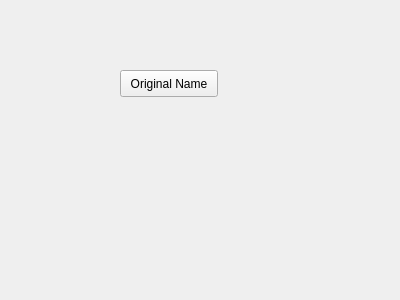
Above: src/Tools/rqt_plugins/resource/MyPlugin.ui from KNR-PW/selfie_carolocup before the change. Below: the same form after it.
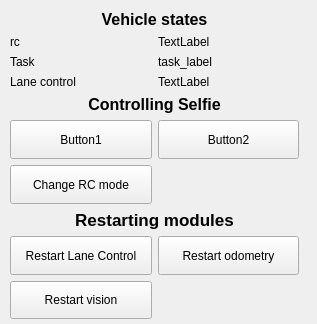
That is the form after the change.

What changed in the file:
```diff
--- a/src/Tools/rqt_plugins/resource/MyPlugin.ui
+++ b/src/Tools/rqt_plugins/resource/MyPlugin.ui
@@ -6,25 +6,264 @@
    <rect>
     <x>0</x>
     <y>0</y>
-    <width>400</width>
-    <height>300</height>
+    <width>317</width>
+    <height>324</height>
    </rect>
   </property>
   <property name="windowTitle">
    <string>Form</string>
   </property>
-  <widget class="QPushButton" name="Test">
+  <widget class="QWidget" name="verticalLayoutWidget">
    <property name="geometry">
     <rect>
-     <x>120</x>
-     <y>70</y>
-     <width>98</width>
-     <height>27</height>
+     <x>10</x>
+     <y>10</y>
+     <width>289</width>
+     <height>309</height>
     </rect>
    </property>
-   <property name="text">
-    <string>Original Name</string>
-   </property>
+   <layout class="QVBoxLayout" name="verticalLayout">
+    <item>
+     <widget class="QLabel" name="label_8">
+      <property name="sizePolicy">
+       <sizepolicy hsizetype="Preferred" vsizetype="Fixed">
+        <horstretch>0</horstretch>
+        <verstretch>0</verstretch>
+       </sizepolicy>
+      </property>
+      <property name="font">
+       <font>
+        <pointsize>12</pointsize>
+        <weight>75</weight>
+        <bold>true</bold>
+       </font>
+      </property>
+      <property name="text">
+       <string>Vehicle states</string>
+      </property>
+      <property name="alignment">
+       <set>Qt::AlignCenter</set>
+      </property>
+     </widget>
+    </item>
+    <item>
+     <layout class="QGridLayout" name="gridLayout">
+      <item row="0" column="0">
+       <widget class="QLabel" name="label">
+        <property name="sizePolicy">
+         <sizepolicy hsizetype="Preferred" vsizetype="Fixed">
+          <horstretch>0</horstretch>
+          <verstretch>0</verstretch>
+         </sizepolicy>
+        </property>
+        <property name="text">
+         <string>rc</string>
+        </property>
+       </widget>
+      </item>
+      <item row="2" column="0">
+       <widget class="QLabel" name="label_5">
+        <property name="sizePolicy">
+         <sizepolicy hsizetype="Preferred" vsizetype="Fixed">
+          <horstretch>0</horstretch>
+          <verstretch>0</verstretch>
+         </sizepolicy>
+        </property>
+        <property name="text">
+         <string>Lane control</string>
+        </property>
+       </widget>
+      </item>
+      <item row="0" column="1">
+       <widget class="QLabel" name="rc_label">
+        <property name="sizePolicy">
+         <sizepolicy hsizetype="Preferred" vsizetype="Minimum">
+          <horstretch>0</horstretch>
+          <verstretch>0</verstretch>
+         </sizepolicy>
+        </property>
+        <property name="text">
+         <string>TextLabel</string>
+        </property>
+       </widget>
+      </item>
+      <item row="1" column="0">
+       <widget class="QLabel" name="label_3">
+        <property name="sizePolicy">
+         <sizepolicy hsizetype="Preferred" vsizetype="Fixed">
+          <horstretch>0</horstretch>
+          <verstretch>0</verstretch>
+         </sizepolicy>
+        </property>
+        <property name="text">
+         <string>Task</string>
+        </property>
+       </widget>
+      </item>
+      <item row="1" column="1">
+       <widget class="QLabel" name="label_4">
+        <property name="text">
+         <string>task_label</string>
+        </property>
+       </widget>
+      </item>
+      <item row="2" column="1">
+       <widget class="QLabel" name="lane_control_label">
+        <property name="sizePolicy">
+         <sizepolicy hsizetype="Preferred" vsizetype="Minimum">
+          <horstretch>0</horstretch>
+          <verstretch>0</verstretch>
+         </sizepolicy>
+        </property>
+        <property name="text">
+         <string>TextLabel</string>
+        </property>
+       </widget>
+      </item>
+     </layout>
+    </item>
+    <item>
+     <widget class="QLabel" name="label_2">
+      <property name="sizePolicy">
+       <sizepolicy hsizetype="Preferred" vsizetype="Fixed">
+        <horstretch>0</horstretch>
+        <verstretch>0</verstretch>
+       </sizepolicy>
+      </property>
+      <property name="font">
+       <font>
+        <pointsize>12</pointsize>
+        <weight>75</weight>
+        <bold>true</bold>
+       </font>
+      </property>
+      <property name="text">
+       <string>Controlling Selfie</string>
+      </property>
+      <property name="alignment">
+       <set>Qt::AlignCenter</set>
+      </property>
+     </widget>
+    </item>
+    <item>
+     <layout class="QGridLayout" name="gridLayout_2">
+      <item row="0" column="0">
+       <widget class="QPushButton" name="pushButton">
+        <property name="sizePolicy">
+         <sizepolicy hsizetype="Minimum" vsizetype="Preferred">
+          <horstretch>0</horstretch>
+          <verstretch>0</verstretch>
+         </sizepolicy>
+        </property>
+        <property name="accessibleName">
+         <string/>
+        </property>
+        <property name="accessibleDescription">
+         <string/>
+        </property>
+        <property name="text">
+         <string extracomment="cfsadfsdf">Button1</string>
+        </property>
+       </widget>
+      </item>
+      <item row="0" column="1">
+       <widget class="QPushButton" name="pushButton_2">
+        <property name="sizePolicy">
+         <sizepolicy hsizetype="Minimum" vsizetype="Preferred">
+          <horstretch>0</horstretch>
+          <verstretch>0</verstretch>
+         </sizepolicy>
+        </property>
+        <property name="text">
+         <string>Button2</string>
+        </property>
+       </widget>
+      </item>
+      <item row="3" column="0">
+       <widget class="QPushButton" name="pushButton_5">
+        <property name="sizePolicy">
+         <sizepolicy hsizetype="Minimum" vsizetype="Preferred">
+          <horstretch>0</horstretch>
+          <verstretch>0</verstretch>
+         </sizepolicy>
+        </property>
+        <property name="text">
+         <string>Change RC mode</string>
+        </property>
+       </widget>
+      </item>
+     </layout>
+    </item>
+    <item>
+     <widget class="QLabel" name="label_6">
+      <property name="sizePolicy">
+       <sizepolicy hsizetype="Preferred" vsizetype="Fixed">
+        <horstretch>0</horstretch>
+        <verstretch>0</verstretch>
+       </sizepolicy>
+      </property>
+      <property name="font">
+       <font>
+        <pointsize>13</pointsize>
+        <weight>75</weight>
+        <bold>true</bold>
+       </font>
+      </property>
+      <property name="text">
+       <string>Restarting modules</string>
+      </property>
+      <property name="textFormat">
+       <enum>Qt::AutoText</enum>
+      </property>
+      <property name="alignment">
+       <set>Qt::AlignCenter</set>
+      </property>
+     </widget>
+    </item>
+    <item>
+     <layout class="QGridLayout" name="gridLayout_3">
+      <item row="0" column="0">
+       <widget class="QPushButton" name="Test">
+        <property name="sizePolicy">
+         <sizepolicy hsizetype="Minimum" vsizetype="Preferred">
+          <horstretch>0</horstretch>
+          <verstretch>0</verstretch>
+         </sizepolicy>
+        </property>
+        <property name="text">
+         <string>Restart Lane Control</string>
+        </property>
+       </widget>
+      </item>
+      <item row="0" column="1">
+       <widget class="QPushButton" name="pushButton_4">
+        <property name="sizePolicy">
+         <sizepolicy hsizetype="Minimum" vsizetype="Preferred">
+          <horstretch>0</horstretch>
+          <verstretch>0</verstretch>
+         </sizepolicy>
+        </property>
+        <property name="text">
+         <string>Restart odometry</string>
+        </property>
+       </widget>
+      </item>
+      <item row="1" column="0">
+       <widget class="QPushButton" name="pushButton_3">
+        <property name="sizePolicy">
+         <sizepolicy hsizetype="Minimum" vsizetype="Preferred">
+          <horstretch>0</horstretch>
+          <verstretch>0</verstretch>
+         </sizepolicy>
+        </property>
+        <property name="text">
+         <string>Restart vision</string>
+        </property>
+       </widget>
+      </item>
+     </layout>
+    </item>
+   </layout>
   </widget>
  </widget>
  <resources/>
```
